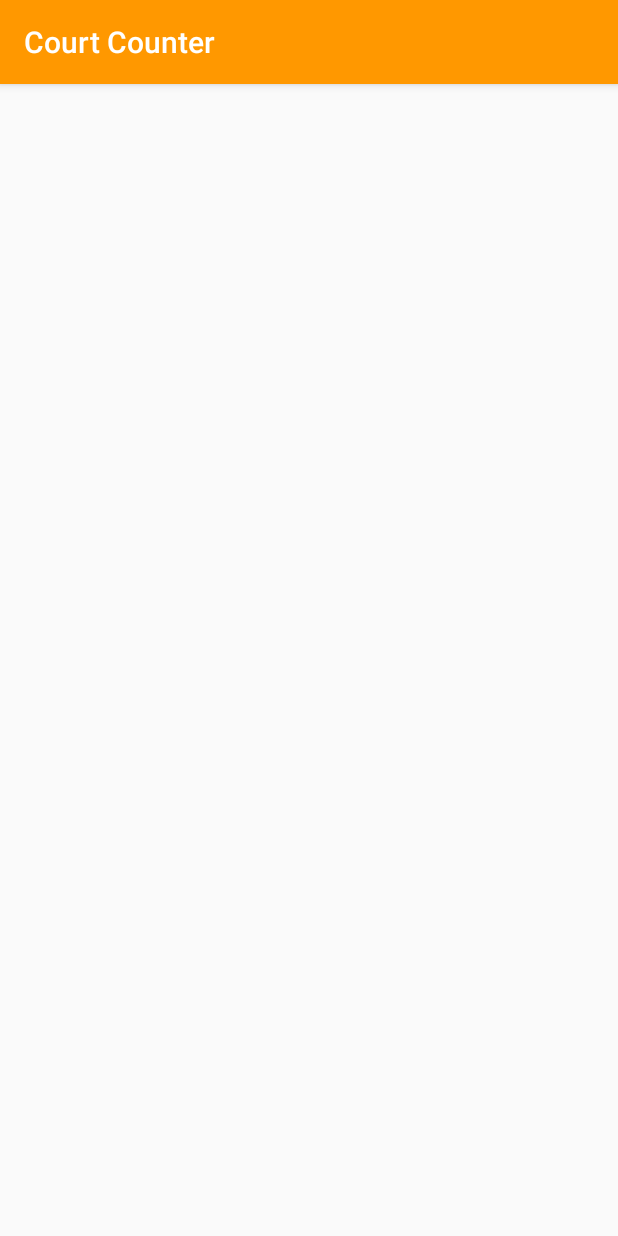
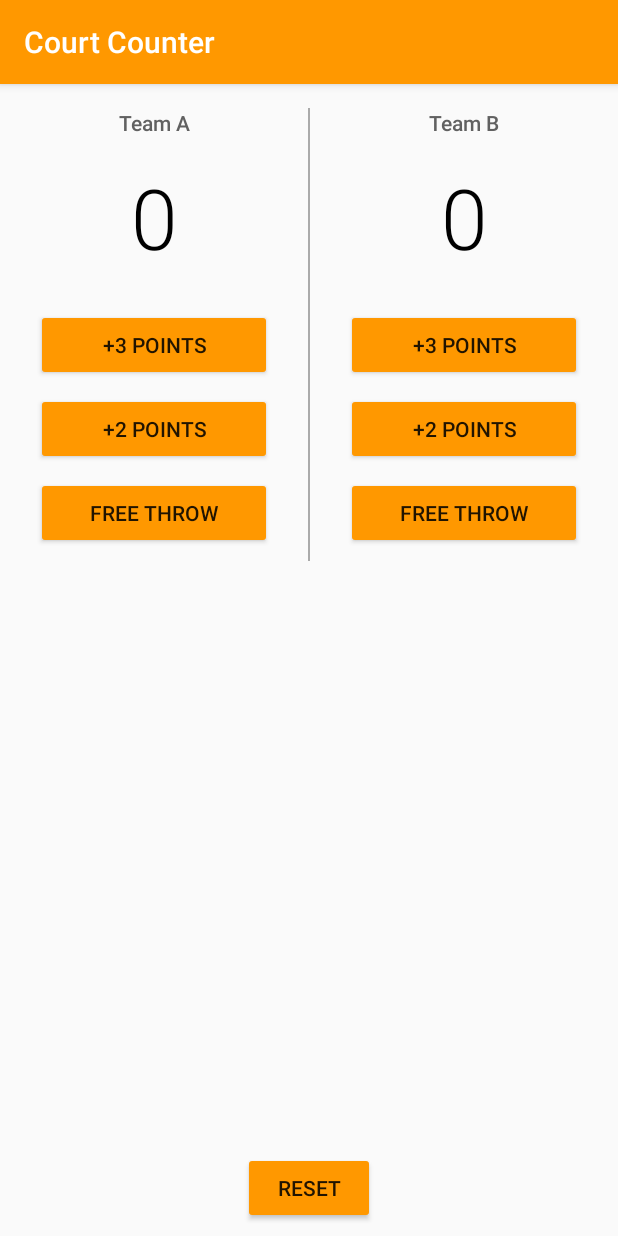
Before and after one commit to vaishnavfirebolt/CourtCounter, an Android app: the screen it shows after launch (MainActivity), on a phone screen of 412 x 824 dp. Run offline under Robolectric (Android 15) with nearby library versions, the phone set to English and light mode, and no system bars.

Commit message:
Update activity_main.xml

```diff
--- a/app/src/main/res/layout/activity_main.xml
+++ b/app/src/main/res/layout/activity_main.xml
@@ -65,7 +65,7 @@
                 android:text="Free throw" />
         </LinearLayout>
 
-        <view
+        <View
             android:layout_width="1dp"
             android:layout_height="match_parent"
             android:layout_marginTop="16dp"
```
